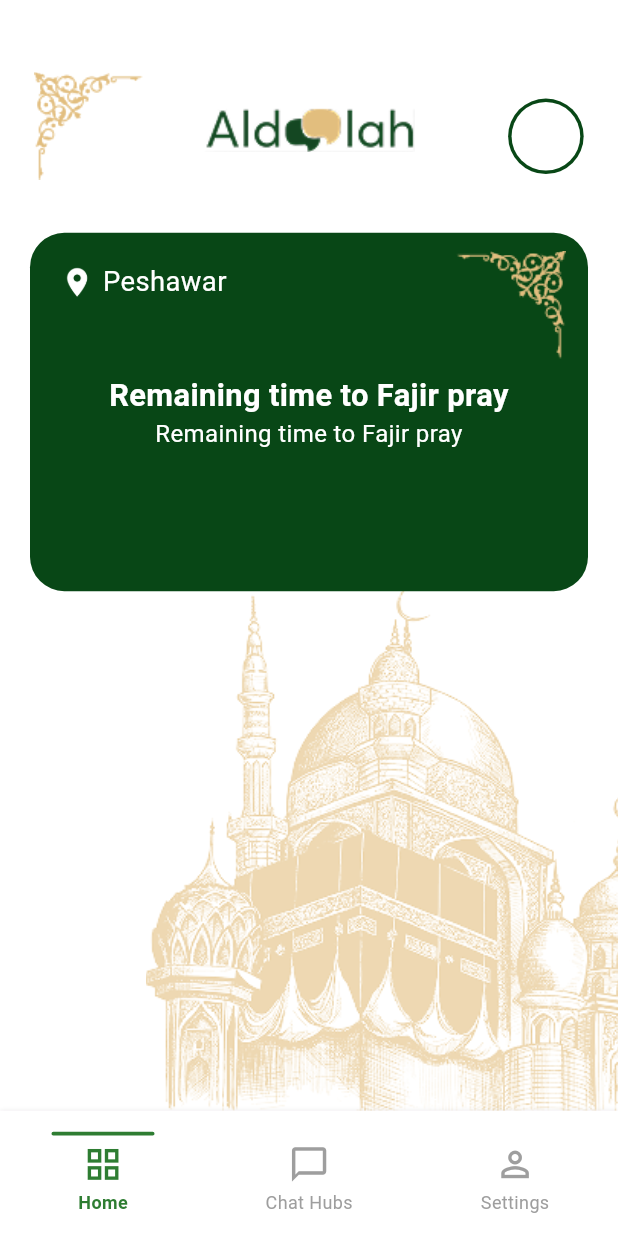
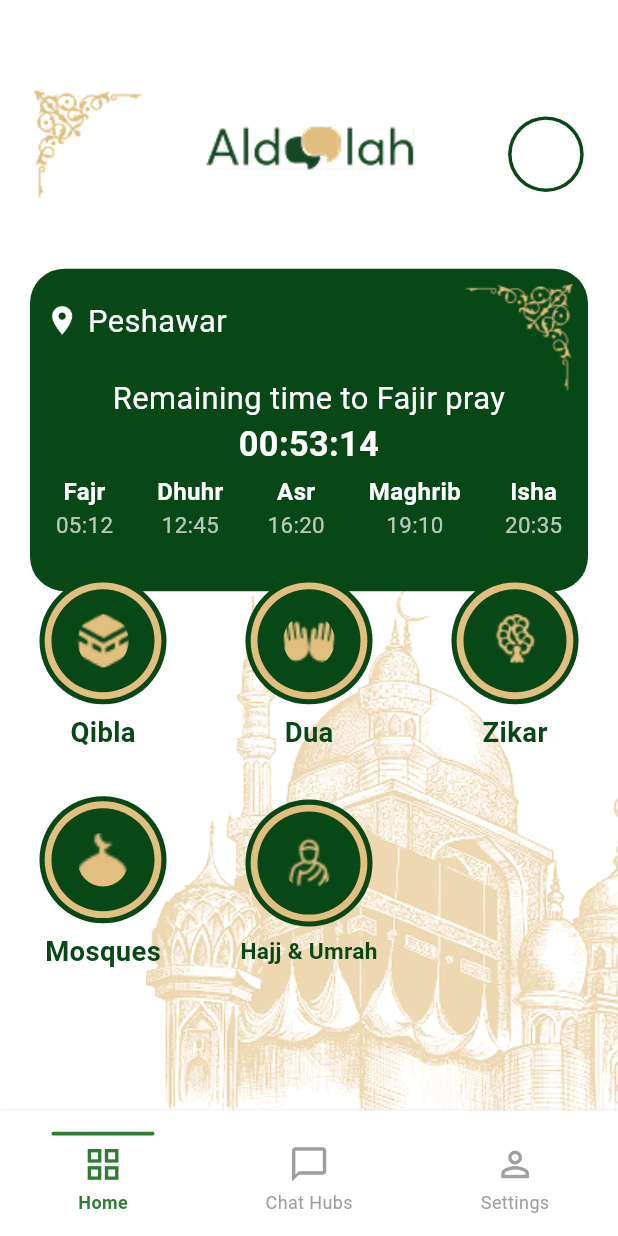
Before and after one commit to Muhammd-Shehzad/aldallah, a Flutter app: the Home screen opened by its route, on a phone screen of 412 x 824 dp. Run offline on Flutter 3.47's test engine with Material 3 defaults, Android fonts, the phone set to English and light mode, and no system bars; our stand-ins replace auto_size_text, firebase_core, flutter_screenutil, get, smooth_page_indicator; accounts and stored records are empty.

Commit message:
home Screen done

```diff
--- a/lib/Model/Utils/Custom/CustomTextRich/custom_text_rich.dart
+++ b/lib/Model/Utils/Custom/CustomTextRich/custom_text_rich.dart
@@ -7,6 +7,8 @@ class CustomTextRich extends StatelessWidget {
   final colorText1;
   final colorText2;
   final sizeText2;
+  final textWeight1;
+  final textWeight2;
   final text2;
   CustomTextRich({
     super.key,
@@ -16,6 +18,8 @@ class CustomTextRich extends StatelessWidget {
     this.sizeText2,
     this.colorText1,
     this.colorText2,
+    this.textWeight1,
+    this.textWeight2,
   });
 
   @override
@@ -29,12 +33,16 @@ class CustomTextRich extends StatelessWidget {
               style: TextStyle(
                 color: colorText1,
                 fontSize: sizeText1,
-                fontWeight: FontWeight.bold,
+                fontWeight: textWeight1,
               ),
             ),
             TextSpan(
               text: text2,
-              style: TextStyle(color: colorText2, fontSize: sizeText2),
+              style: TextStyle(
+                color: colorText2,
+                fontSize: sizeText2,
+                fontWeight: textWeight2,
+              ),
             ),
           ],
         ),
--- a/lib/Model/Utils/Language/language.dart
+++ b/lib/Model/Utils/Language/language.dart
@@ -32,6 +32,11 @@ class AppTranslations extends Translations {
       'Verification Successfuly': 'Verification Successfuly',
       'OTP Verification': 'OTP Verification\n',
       'Confirm': 'Confirm',
+      'Peshawar': 'Peshawar',
+      'Remaining time to Fajir pray': 'Remaining time to Fajir pray\n',
+      'Home': 'Home',
+      'Chat Hubs': 'Chat Hubs',
+      'Settings': 'Settings',
     },
     'ar_SA': {
       'welcome': 'مرحبًا بك في الدلالة',
@@ -61,6 +66,11 @@ class AppTranslations extends Translations {
       'Verification Successfuly': 'تم التحقق بنجاح',
       'OTP Verification': 'التحقق من OTP\n',
       'Confirm': 'يتأكد',
+      'Peshawar': 'بيشاور',
+      'Remaining time to Fajir pray': 'الوقت المتبقي لصلاة الفجر\n',
+      'Home': 'بيت',
+      'Chat Hubs': 'مراكز الدردشة',
+      'Settings': 'إعدادات',
     },
     'ur_PK': {
       'welcome': 'الدلالہ میں خوش آمدید',
@@ -91,6 +101,11 @@ class AppTranslations extends Translations {
       'Verification Successfuly': 'تصدیق کامیابی سے',
       'OTP Verification': 'OTP تصدیق\n',
       'Confirm': 'تصدیق کریں',
+      'Peshawar': 'پشاور',
+      'Remaining time to Fajir pray': 'فجر کی نماز کا باقی وقت\n',
+      'Home': 'گھر',
+      'Chat Hubs': 'چیٹ حبس',
+      'Settings': 'ترتیبات',
     },
   };
 }
--- a/lib/Model/Utils/Routes/routes.dart
+++ b/lib/Model/Utils/Routes/routes.dart
@@ -1,7 +1,7 @@
 import 'package:aldallah/Model/Utils/Routes/routes_names.dart';
 import 'package:aldallah/View/Home/Chat/chat_screen.dart';
 import 'package:aldallah/View/Home/HomeScreen/home_screen.dart';
-import 'package:aldallah/View/Home/Setting/setting_screen.dart';
+import 'package:aldallah/View/Setting/setting_screen.dart';
 import 'package:aldallah/View/Home/home.dart';
 import 'package:aldallah/View/OnbordingScreens/indicator_screen.dart';
 import 'package:aldallah/View/RegistrationScreen/RegScreen1/registration_screen1.dart';
--- a/lib/View/Home/HomeScreen/home_screen.dart
+++ b/lib/View/Home/HomeScreen/home_screen.dart
@@ -1,6 +1,10 @@
 import 'package:aldallah/Model/Utils/Custom/CustomTextRich/custom_text_rich.dart';
+import 'package:aldallah/View/Home/HomeScreen/home_screen_view_model.dart';
+import 'package:auto_size_text/auto_size_text.dart';
 import 'package:flutter/material.dart';
 import 'package:flutter_screenutil/flutter_screenutil.dart';
+import 'package:get/get.dart';
+import 'package:provider/provider.dart';
 
 class HomeScreen extends StatefulWidget {
   const HomeScreen({super.key});
@@ -12,22 +16,24 @@ class HomeScreen extends StatefulWidget {
 class _HomeScreenState extends State<HomeScreen> {
   @override
   Widget build(BuildContext context) {
+    final homeScreenViewModel = Provider.of<HomeScreenViewModel>(context);
+
     return Scaffold(
       backgroundColor: Colors.white,
       body: Stack(
         children: [
           Positioned(
-            top: 40.h,
+            top: 50.h,
             left: 20.w,
             child: Image.asset('assets/Mask group.png'),
           ),
           Positioned(
-            top: 40.h,
+            top: 50.h,
             left: 20.w,
             child: Image.asset('assets/Mask group.png'),
           ),
           Positioned(
-            top: 60.h,
+            top: 70.h,
             left: 0.w,
             right: 0.w,
             child: Image.asset(
@@ -38,7 +44,7 @@ class _HomeScreenState extends State<HomeScreen> {
             ),
           ),
           Positioned(
-            top: 55.h,
+            top: 65.h,
             right: 20.w,
             child: CircleAvatar(
               radius: 22.r,
@@ -64,13 +70,13 @@ class _HomeScreenState extends State<HomeScreen> {
             ),
           ),
           Positioned(
-            top: 130.h,
+            top: 150.h,
             left: 0.w,
             right: 0.w,
             child: Padding(
               padding: const EdgeInsets.symmetric(horizontal: 20.0),
               child: Container(
-                height: 200.h,
+                height: 180.h,
                 width: 300.w,
                 decoration: BoxDecoration(
                   color: Color(0xFF084716),
@@ -78,21 +84,30 @@ class _HomeScreenState extends State<HomeScreen> {
                 ),
                 child: Stack(
                   children: [
-                    Positioned(
-                      top: 10.h,
-                      right: 13.0.w,
-                      child: Image.asset('assets/Mask group 2.png'),
-                    ),
-                    Positioned(
-                      top: 10.h,
-                      right: 13.0.w,
-                      child: Image.asset('assets/Mask group 2.png'),
+                    Align(
+                      alignment:
+                          (Get.locale?.languageCode == 'ur' ||
+                                  Get.locale?.languageCode == 'ar')
+                              ? Alignment.topLeft
+                              : Alignment.topRight,
+                      child: Padding(
+                        padding: const EdgeInsets.symmetric(
+                          horizontal: 10,
+                          vertical: 10,
+                        ),
+                        child: Image.asset(
+                          (Get.locale?.languageCode == 'ur' ||
+                                  Get.locale?.languageCode == 'ar')
+                              ? 'assets/Mask group.png'
+                              : 'assets/Mask group 2.png',
+                        ),
+                      ),
                     ),
 
                     Padding(
                       padding: const EdgeInsets.symmetric(
                         vertical: 20,
-                        horizontal: 20,
+                        horizontal: 10,
                       ),
                       child: Row(
                         children: [
@@ -104,26 +119,126 @@ class _HomeScreenState extends State<HomeScreen> {
                           ),
                           SizedBox(width: 5.w),
                           Text(
-                            'Peshawar',
+                            'Peshawar'.tr,
                             style: TextStyle(
                               color: Colors.white,
-                              fontSize: 16.sp,
+                              fontSize: 18.sp,
                             ),
                           ),
                         ],
                       ),
                     ),
-                    CustomTextRich(
-                      text1: 'Remaining time to Fajir pray\n',
-                      colorText1: Colors.white,
+                    Positioned(
+                      top: 60.h,
+                      left: 0.w,
+                      right: 0.w,
+                      child: CustomTextRich(
+                        text1: 'Remaining time to Fajir pray'.tr,
+                        colorText1: Colors.white,
+                        textWeight1: FontWeight.w400,
+                        sizeText1: 18.sp,
+                        text2: '00:53:14',
+                        sizeText2: 20.sp,
+                        colorText2: Colors.white,
+                        textWeight2: FontWeight.bold,
+                      ),
+                    ),
 
-                      sizeText1: 18.sp,
-                      text2: 'Remaining time to Fajir pray',
-                      sizeText2: 14.sp,
-                      colorText2: Colors.white,
+                    Positioned(
+                      top: 115.h,
+                      left: 15.w,
+                      right: 15.w,
+                      child: Row(
+                        mainAxisAlignment: MainAxisAlignment.spaceBetween,
+                        children: List.generate(5, (index) {
+                          return Column(
+                            children: [
+                              Text(
+                                homeScreenViewModel.namazNames[index],
+                                style: TextStyle(
+                                  color: Colors.white,
+                                  fontSize: 14.sp,
+                                  fontWeight: FontWeight.bold,
+                                ),
+                              ),
+                              Text(
+                                homeScreenViewModel.namazTimes[index],
+                                style: TextStyle(
+                                  color: Colors.white70,
+                                  fontSize: 13.sp,
+                                ),
+                              ),
+                            ],
+                          );
+                        }),
+                      ),
                     ),
                   ],
                 ),
+              ),
+            ),
+          ),
+          Positioned(
+            top: 320.h,
+            left: 20.w,
+            right: 20.w,
+            child: SizedBox(
+              height: 300.h,
+              child: GridView.builder(
+                physics: NeverScrollableScrollPhysics(),
+
+                gridDelegate: SliverGridDelegateWithFixedCrossAxisCount(
+                  crossAxisCount: 3,
+                  crossAxisSpacing: 40.w,
+                  mainAxisSpacing: 20.h,
+                  childAspectRatio: 0.75,
+                ),
+                itemCount: homeScreenViewModel.gridData.length,
+                itemBuilder: (contex, index) {
+                  return Container(
+                    alignment: Alignment.center,
+                    child: Column(
+                      mainAxisAlignment: MainAxisAlignment.center,
+                      children: [
+                        CircleAvatar(
+                          radius: 37.r,
+                          backgroundColor: Color(0xFF084716),
+                          child: CircleAvatar(
+                            backgroundColor: Color(0xFFE2BE7F),
+                            radius: 34.r,
+                            child: CircleAvatar(
+                              radius: 30.r,
+                              backgroundColor: Color(0xFF084716),
+                              child: ClipOval(
+                                child: SizedBox(
+                                  width: 30.w,
+                                  height: 30.h,
+                                  child: Image.asset(
+                                    homeScreenViewModel
+                                        .gridData[index]['image'],
+                                    fit: BoxFit.cover,
+                                  ),
+                                ),
+                              ),
+                            ),
+                          ),
+                        ),
+                        SizedBox(height: 5.h),
+                        FittedBox(
+                          child: Text(
+                            homeScreenViewModel.gridData[index]['name'],
+                            style: TextStyle(
+                              color: Color(0xFF084716),
+                              fontSize: 16.sp,
+                              fontWeight: FontWeight.bold,
+                            ),
+                            textAlign: TextAlign.center,
+                          ),
+                        ),
+                      ],
+                    ),
+                  );
+                },
               ),
             ),
           ),
--- /dev/null
+++ b/lib/View/Home/HomeScreen/home_screen_view_model.dart
@@ -0,0 +1,42 @@
+import 'package:flutter/foundation.dart';
+
+class HomeScreenViewModel extends ChangeNotifier {
+  final namazNames = ['Fajr', 'Dhuhr', 'Asr', 'Maghrib', 'Isha'];
+  final namazTimes = ['05:12', '12:45', '16:20', '19:10', '20:35'];
+  bool isSelected = true;
+
+  List<Map<String, dynamic>> gridData = [
+    {'name': 'Qibla', 'image': 'assets/qibla.png'},
+    {'name': 'Dua', 'image': 'assets/Dua.png'},
+    {'name': 'Zikar', 'image': 'assets/Zikar.png'},
+    {'name': 'Mosques', 'image': 'assets/Mosque.png'},
+    {'name': 'Hajj & Umrah', 'image': 'assets/Hajj.png'},
+  ];
+  List<Map<String, dynamic>> namzData = [
+    {
+      'name': 'Fajir',
+      'time': '05:51',
+      'image': 'assets/teenyicons_down-solid.png',
+    },
+    {
+      'name': 'Dhuhr',
+      'time': '12:24',
+      'image': 'assets/teenyicons_down-solid.png',
+    },
+    {
+      'name': 'Asr',
+      'time': '03:10',
+      'image': 'assets/teenyicons_down-solid.png',
+    },
+    {
+      'name': 'Maghrib',
+      'time': '05:28',
+      'image': 'assets/teenyicons_down-solid.png',
+    },
+    {
+      'name': 'Isha',
+      'time': '06:56',
+      'image': 'assets/teenyicons_down-solid.png',
+    },
+  ];
+}
--- a/lib/View/Home/home.dart
+++ b/lib/View/Home/home.dart
@@ -1,6 +1,7 @@
 import 'package:aldallah/View/Home/home_view_model.dart';
 import 'package:flutter/material.dart';
 import 'package:flutter_screenutil/flutter_screenutil.dart';
+import 'package:get/get_utils/src/extensions/internacionalization.dart';
 import 'package:provider/provider.dart';
 
 class Home extends StatefulWidget {
@@ -32,16 +33,16 @@ class _HomeState extends State<Home> {
             switch (index) {
               case 0:
                 icon = Icons.grid_view;
-                label = 'Home';
+                label = 'Home'.tr;
 
                 break;
               case 1:
                 icon = Icons.chat_bubble_outline;
-                label = 'Chat Hubs';
+                label = 'Chat Hubs'.tr;
                 break;
               default:
                 icon = Icons.person_outline;
-                label = 'Settings';
+                label = 'Settings'.tr;
                 break;
             }
 
--- a/lib/View/Home/home_view_model.dart
+++ b/lib/View/Home/home_view_model.dart
@@ -1,6 +1,6 @@
 import 'package:aldallah/View/Home/Chat/chat_screen.dart';
 import 'package:aldallah/View/Home/HomeScreen/home_screen.dart';
-import 'package:aldallah/View/Home/Setting/setting_screen.dart';
+import 'package:aldallah/View/Setting/setting_screen.dart';
 import 'package:flutter/material.dart';
 
 class HomeViewModel extends ChangeNotifier {
--- a/lib/main.dart
+++ b/lib/main.dart
@@ -1,6 +1,7 @@
 import 'package:aldallah/Model/Utils/Language/language.dart';
 import 'package:aldallah/Model/Utils/Routes/routes.dart';
 import 'package:aldallah/Model/Utils/Routes/routes_names.dart';
+import 'package:aldallah/View/Home/HomeScreen/home_screen_view_model.dart';
 import 'package:aldallah/View/Home/home_view_model.dart';
 import 'package:aldallah/View/RegistrationScreen/RegScreen1/registration_screen1_view_model.dart';
 import 'package:aldallah/View/RegistrationScreen/RegScreen2/registration_screen2_view_model.dart';
@@ -36,6 +37,9 @@ void main() async {
                 create: (context) => RegistrationScreen3ViewModel(),
               ),
               ChangeNotifierProvider(create: (context) => HomeViewModel()),
+              ChangeNotifierProvider(
+                create: (context) => HomeScreenViewModel(),
+              ),
             ],
             child: GetMaterialApp(
               debugShowCheckedModeBanner: false,
--- a/pubspec.yaml
+++ b/pubspec.yaml
@@ -41,6 +41,7 @@ dependencies:
   firebase_auth: ^5.6.2
   cloud_firestore: ^5.6.11
   firebase_core: ^3.15.1
+  auto_size_text: ^3.0.0
 
 dev_dependencies:
   flutter_test:
```
Also changed, not shown: assets/Dua.png (renamed from assets/Group 1000005391.png), assets/Hajj.png (added), assets/Mosque.png (added), assets/Zikar.png (added), assets/kabba 1.png (deleted), assets/light1.png (deleted), assets/qibla.png (renamed from assets/Vector.png), lib/View/Setting/setting_screen.dart (renamed from lib/View/Home/Setting/setting_screen.dart), pubspec.lock.
